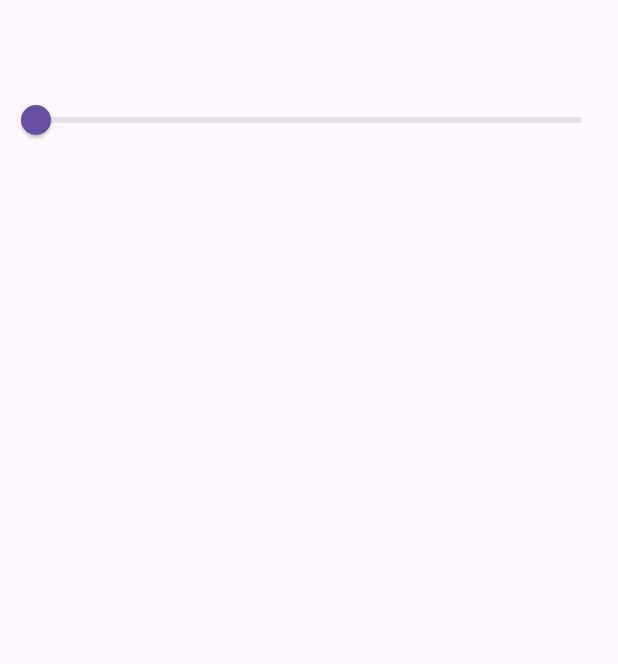
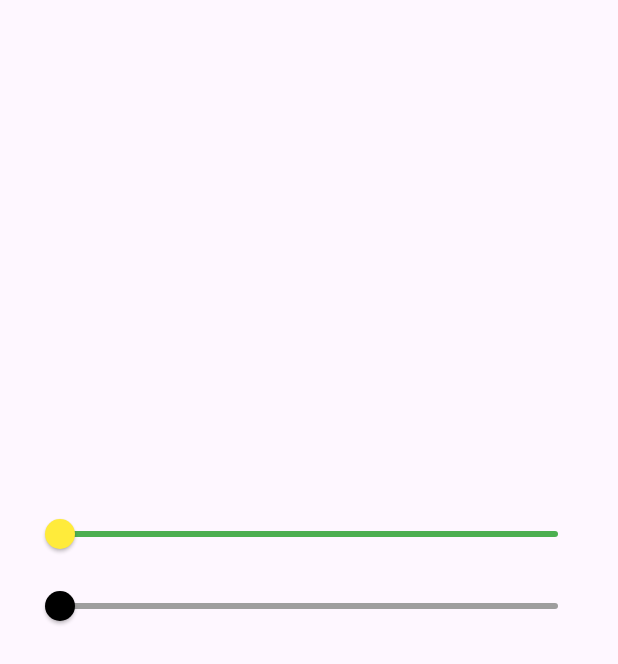
Before and after one commit to fr4nsgallegos/slider_app_g8, a Flutter app: the screen it shows after launch, on a phone screen of 412 x 824 dp. Shown: the top 664 px of the screen. Run offline on Flutter 3.47's test engine with Material 3 defaults, Android fonts, the phone set to English and light mode, and no system bars.

Commit message:
slider opacity

```diff
--- a/lib/pages/home_page.dart
+++ b/lib/pages/home_page.dart
@@ -7,22 +7,47 @@ class HomePage extends StatefulWidget {
 
 class _HomePageState extends State<HomePage> {
   double sliderValue = 0;
-
+  double opacityValue = 0;
+  String textLorem =
+      "Lorem ipsum dolor sit amet, consectetur adipiscing elit. Aliquam dapibus sit amet libero vel congue. Morbi eget nisi vel sapien commodo ultrices sit amet nec ante. Curabitur ipsum quam, posuere eget consectetur venenatis, laoreet ac libero. Vestibulum ante ipsum primis in faucibus orci luctus et ultrices posuere cubilia curae; Maecenas.Lorem ipsum dolor sit amet, consectetur adipiscing elit. Aliquam dapibus sit amet libero vel congue. Morbi eget nisi vel sapien commodo ultrices sit amet nec ante. Curabitur ipsum quam, posuere eget consectetur venenatis, laoreet ac libero. Vestibulum ante ipsum primis in faucibus orci luctus et ultrices posuere cubilia curae; Maecenas.";
   @override
   Widget build(BuildContext context) {
     return SafeArea(
       child: Scaffold(
         appBar: AppBar(),
         body: Center(
+          child: Padding(
+            padding: const EdgeInsets.all(16.0),
             child: Column(
               children: [
+                Text(
+                  textLorem,
+                  style: TextStyle(
+                    color: Color.fromRGBO(125, 152, 168, opacityValue),
+                  ),
+                ),
                 Slider(
                   value: sliderValue,
                   min: 0,
                   max: 30,
+                  activeColor: Colors.red,
+                  inactiveColor: Colors.green,
+                  thumbColor: Colors.yellow,
                   onChanged: (mandarina) {
                     sliderValue = mandarina;
                     print(mandarina);
+                    setState(() {});
+                  },
+                ),
+                Slider(
+                  value: opacityValue,
+                  min: 0,
+                  max: 1,
+                  activeColor: Colors.black,
+                  inactiveColor: Colors.grey,
+                  thumbColor: Colors.black,
+                  onChanged: (opacidad) {
+                    opacityValue = opacidad;
                     setState(() {});
                   },
                 ),
@@ -30,6 +55,7 @@ class _HomePageState extends State<HomePage> {
             ),
           ),
         ),
+      ),
     );
   }
 }
```
Lines whose indentation alone changed are shown as unchanged.
